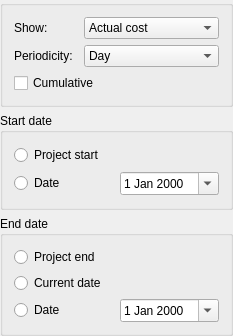
Old version of the form plan/libs/ui/kptaccountsviewconfigurepanelbase.ui in the repository KDE/calligra.
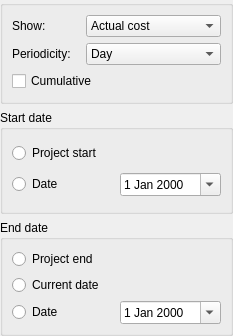
New version of the form.

Commit message: Remove any hardcoding of spaces to 6 and margins to 9/11 in Plan's UI

```diff
--- a/plan/libs/ui/kptaccountsviewconfigurepanelbase.ui
+++ b/plan/libs/ui/kptaccountsviewconfigurepanelbase.ui
@@ -164,7 +164,6 @@
    </item>
   </layout>
  </widget>
- <layoutdefault spacing="6" margin="11" />
   <includes>
   <include location="local" >kdatewidget.h</include>
  </includes>
```
The commit also changes 17 other files.
